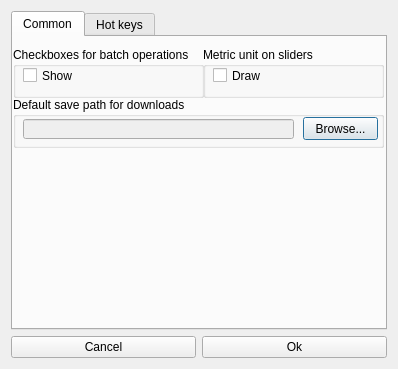
The window that dialogs/settings_dialog.ui (jeyboy/palyo2) describes before a commit, drawn with Qt 5.
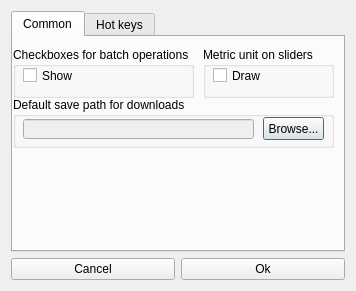
The same window after the commit.

Commit message: improve settings dialog

The edit to the form file:
```diff
--- a/dialogs/settings_dialog.ui
+++ b/dialogs/settings_dialog.ui
@@ -6,8 +6,8 @@
    <rect>
     <x>0</x>
     <y>0</y>
-    <width>398</width>
-    <height>369</height>
+    <width>356</width>
+    <height>291</height>
    </rect>
   </property>
   <property name="sizePolicy">
@@ -37,7 +37,7 @@
         <rect>
          <x>0</x>
          <y>60</y>
-         <width>371</width>
+         <width>321</width>
          <height>51</height>
         </rect>
        </property>
@@ -52,7 +52,7 @@
          <rect>
           <x>10</x>
           <y>22</y>
-          <width>271</width>
+          <width>231</width>
           <height>20</height>
          </rect>
         </property>
@@ -60,9 +60,9 @@
        <widget class="QPushButton" name="browseButton">
         <property name="geometry">
          <rect>
-          <x>290</x>
+          <x>250</x>
           <y>20</y>
-          <width>75</width>
+          <width>61</width>
           <height>23</height>
          </rect>
         </property>
@@ -76,7 +76,7 @@
         <rect>
          <x>0</x>
          <y>10</y>
-         <width>191</width>
+         <width>181</width>
          <height>51</height>
         </rect>
        </property>
@@ -102,7 +102,7 @@
         <rect>
          <x>190</x>
          <y>10</y>
-         <width>181</width>
+         <width>131</width>
          <height>51</height>
         </rect>
        </property>
```
The commit also changes 2 other files.
